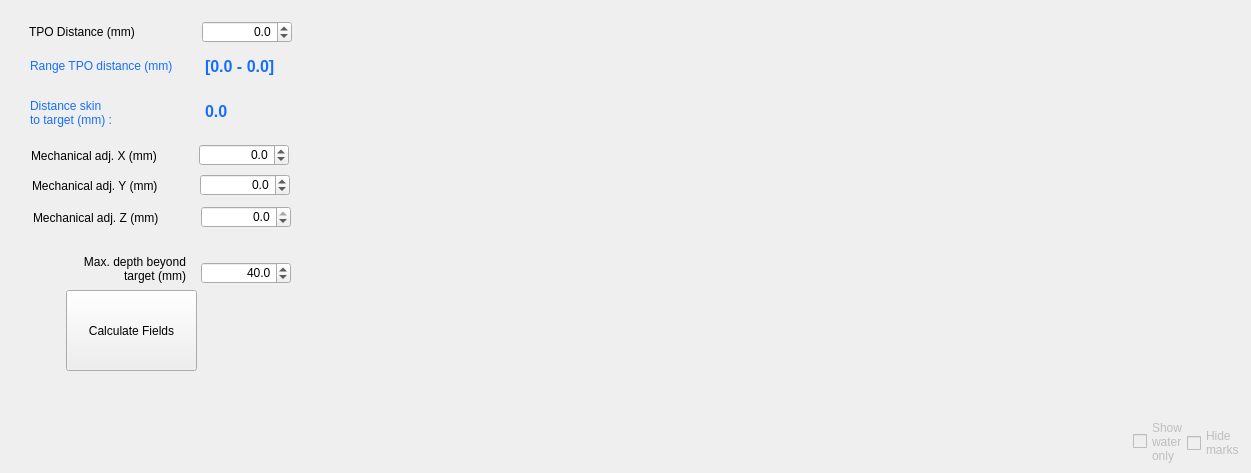
Before: the Qt Designer form BabelBrain/Babel_H246/form.ui in ProteusMRIgHIFU/BabelBrain, drawn with Qt 5.
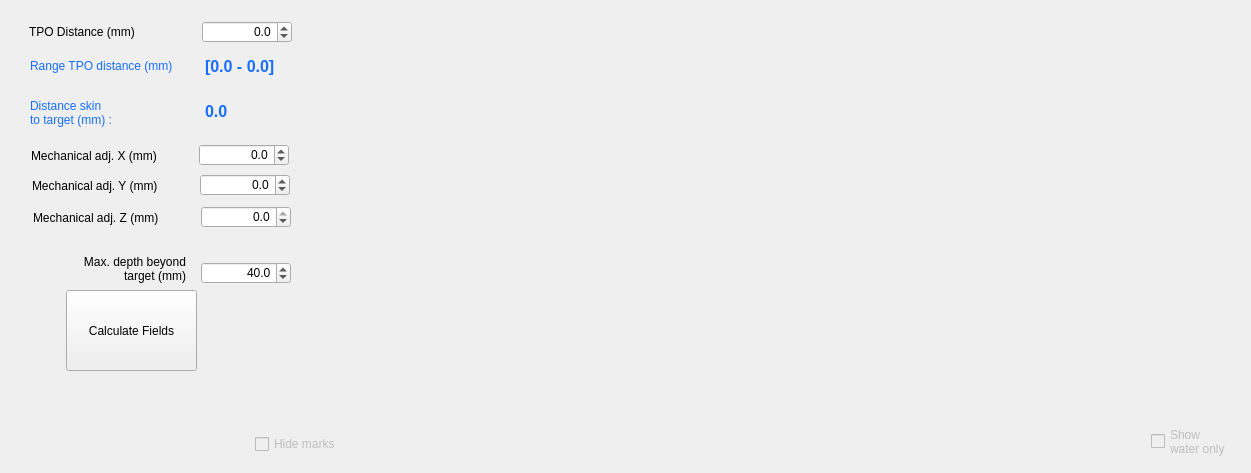
After: the same form once the commit is applied.

```diff
--- a/BabelBrain/Babel_H246/form.ui
+++ b/BabelBrain/Babel_H246/form.ui
@@ -356,16 +356,15 @@
    </property>
    <property name="geometry">
     <rect>
-     <x>1133</x>
+     <x>1151</x>
      <y>416</y>
-     <width>71</width>
+     <width>91</width>
      <height>51</height>
     </rect>
    </property>
    <property name="text">
     <string>Show
-water
-only</string>
+water only</string>
    </property>
   </widget>
   <widget class="QCheckBox" name="HideMarkscheckBox">
@@ -374,15 +373,14 @@
    </property>
    <property name="geometry">
     <rect>
-     <x>1187</x>
-     <y>429</y>
-     <width>69</width>
+     <x>255</x>
+     <y>430</y>
+     <width>95</width>
      <height>28</height>
     </rect>
    </property>
    <property name="text">
-    <string>Hide
-marks</string>
+    <string>Hide marks</string>
    </property>
   </widget>
  </widget>
```
